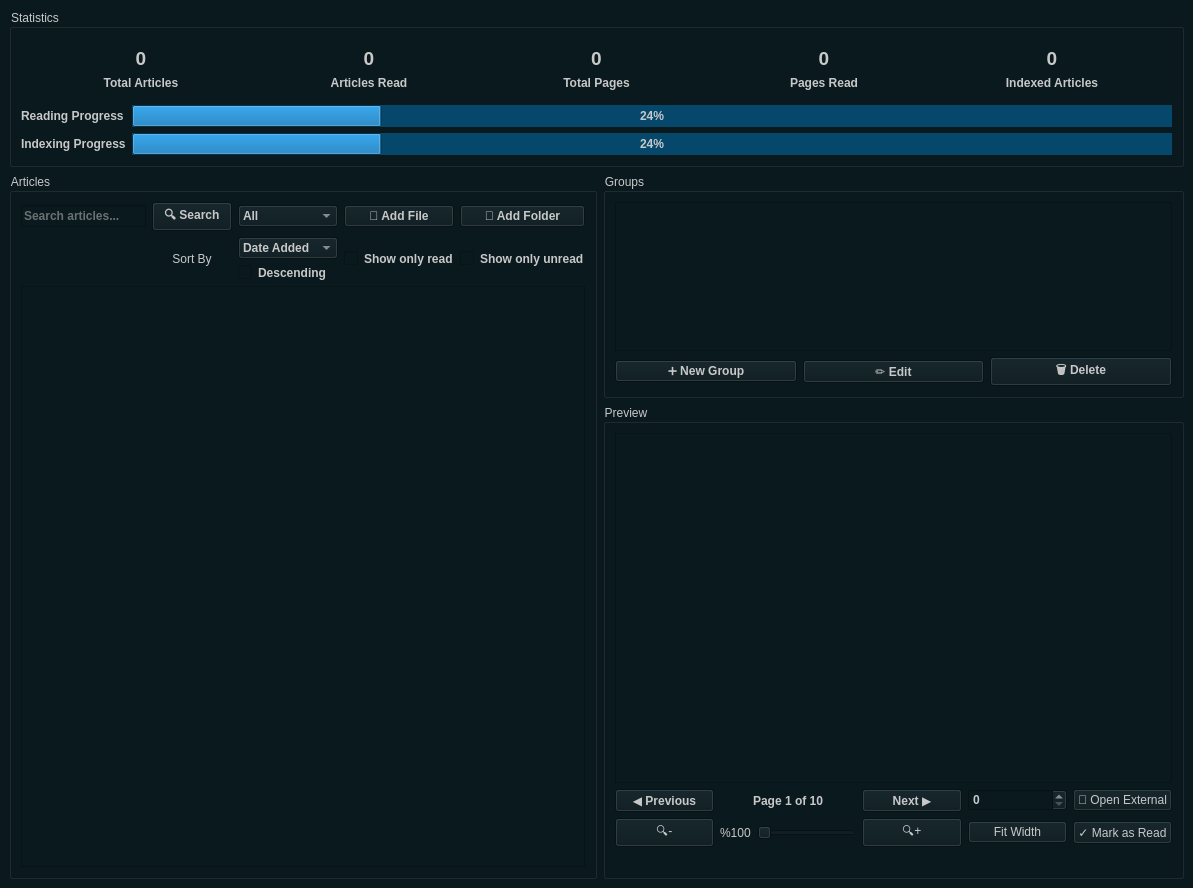
Above: ui.ui from iEmreM/Readticle before the change. Below: the same form after it.
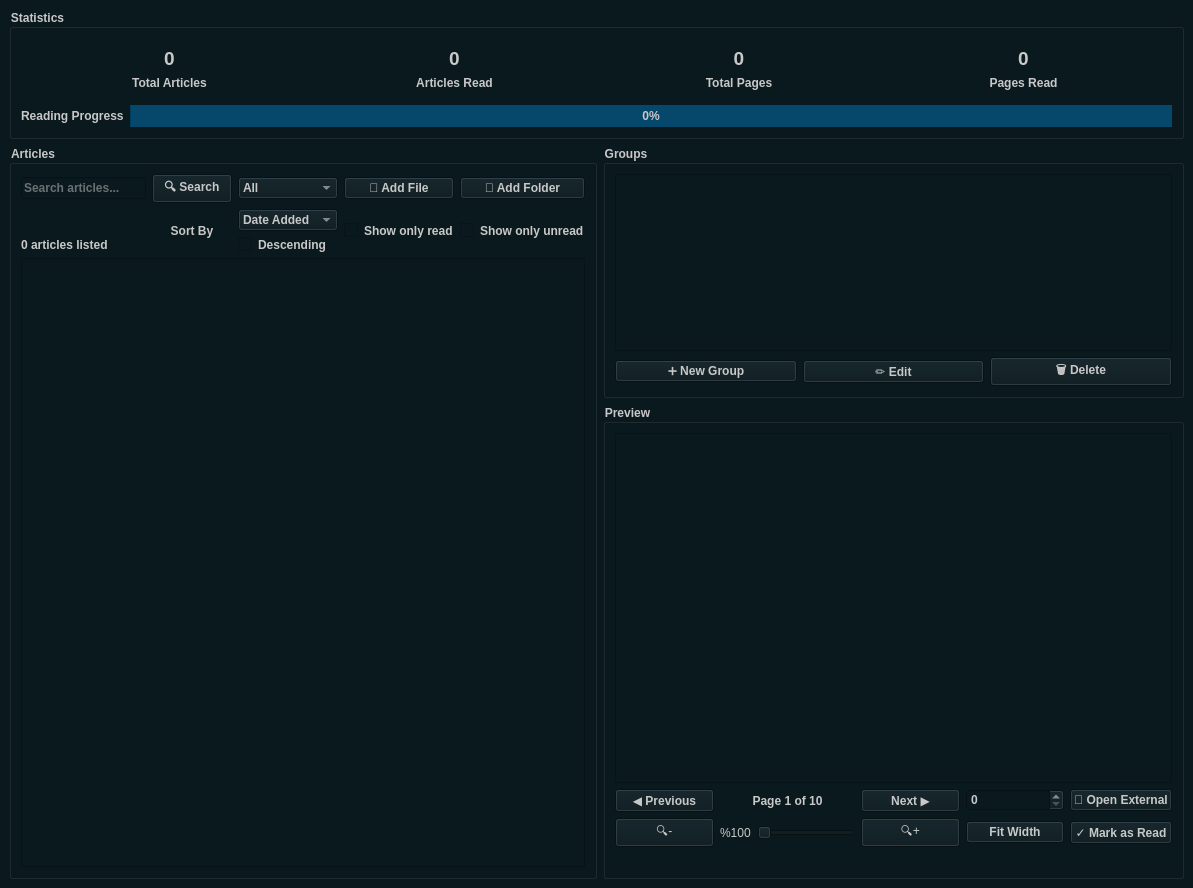
That is the form after the change.

The edit to the form file:
```diff
--- a/ui.ui
+++ b/ui.ui
@@ -22,26 +22,26 @@
    <layout class="QGridLayout" name="gridLayout">
     <item row="0" column="0" colspan="2">
      <widget class="QGroupBox" name="statisticsgroupBox">
+      <property name="font">
+       <font>
+        <weight>75</weight>
+        <bold>true</bold>
+       </font>
+      </property>
       <property name="title">
        <string>Statistics</string>
       </property>
       <layout class="QGridLayout" name="gridLayout_2">
-       <item row="2" column="1">
-        <widget class="QProgressBar" name="indexingprogressBar">
+       <item row="1" column="0">
+        <widget class="QLabel" name="label_5">
          <property name="font">
           <font>
            <weight>75</weight>
            <bold>true</bold>
           </font>
          </property>
-         <property name="styleSheet">
-          <string notr="true">background-color: rgb(6, 72, 107);</string>
-         </property>
-         <property name="value">
-          <number>24</number>
-         </property>
-         <property name="alignment">
-          <set>Qt::AlignCenter</set>
+         <property name="text">
+          <string>Reading Progress</string>
          </property>
         </widget>
        </item>
@@ -60,7 +60,7 @@
           <string notr="true">background-color: rgb(6, 72, 107);</string>
          </property>
          <property name="value">
-          <number>24</number>
+          <number>0</number>
          </property>
          <property name="alignment">
           <set>Qt::AlignCenter</set>
@@ -76,101 +76,9 @@
          </property>
         </widget>
        </item>
-       <item row="1" column="0">
-        <widget class="QLabel" name="label_5">
-         <property name="font">
-          <font>
-           <weight>75</weight>
-           <bold>true</bold>
-          </font>
-         </property>
-         <property name="text">
-          <string>Reading Progress</string>
-         </property>
-        </widget>
-       </item>
-       <item row="2" column="0">
-        <widget class="QLabel" name="label_6">
-         <property name="font">
-          <font>
-           <weight>75</weight>
-           <bold>true</bold>
-          </font>
-         </property>
-         <property name="text">
-          <string>Indexing Progress</string>
-         </property>
-        </widget>
-       </item>
        <item row="0" column="0" colspan="2">
         <widget class="QWidget" name="widget" native="true">
          <layout class="QGridLayout" name="gridLayout_3">
-          <item row="0" column="0">
-           <widget class="QLabel" name="totalArticleslabel">
-            <property name="font">
-             <font>
-              <pointsize>14</pointsize>
-              <weight>75</weight>
-              <bold>true</bold>
-             </font>
-            </property>
-            <property name="text">
-             <string>0</string>
-            </property>
-            <property name="alignment">
-             <set>Qt::AlignCenter</set>
-            </property>
-           </widget>
-          </item>
-          <item row="1" column="0">
-           <widget class="QLabel" name="label">
-            <property name="font">
-             <font>
-              <weight>75</weight>
-              <bold>true</bold>
-             </font>
-            </property>
-            <property name="text">
-             <string>Total Articles</string>
-            </property>
-            <property name="alignment">
-             <set>Qt::AlignCenter</set>
-            </property>
-           </widget>
-          </item>
-          <item row="1" column="4">
-           <widget class="QLabel" name="label_4">
-            <property name="font">
-             <font>
-              <weight>75</weight>
-              <bold>true</bold>
-             </font>
-            </property>
-            <property name="text">
-             <string>Indexed Articles</string>
-            </property>
-            <property name="alignment">
-             <set>Qt::AlignCenter</set>
-            </property>
-           </widget>
-          </item>
-          <item row="0" column="1">
-           <widget class="QLabel" name="articlesReadlabel">
-            <property name="font">
-             <font>
-              <pointsize>14</pointsize>
-              <weight>75</weight>
-              <bold>true</bold>
-             </font>
-            </property>
-            <property name="text">
-             <string>0</string>
-            </property>
-            <property name="alignment">
-             <set>Qt::AlignCenter</set>
-            </property>
-           </widget>
-          </item>
           <item row="0" column="2">
            <widget class="QLabel" name="totalPageslabel">
             <property name="font">
@@ -204,8 +112,8 @@
             </property>
            </widget>
           </item>
-          <item row="0" column="4">
-           <widget class="QLabel" name="indexedArticleslabel">
+          <item row="0" column="0">
+           <widget class="QLabel" name="totalArticleslabel">
             <property name="font">
              <font>
               <pointsize>14</pointsize>
@@ -221,6 +129,22 @@
             </property>
            </widget>
           </item>
+          <item row="1" column="0">
+           <widget class="QLabel" name="label">
+            <property name="font">
+             <font>
+              <weight>75</weight>
+              <bold>true</bold>
+             </font>
+            </property>
+            <property name="text">
+             <string>Total Articles</string>
+            </property>
+            <property name="alignment">
+             <set>Qt::AlignCenter</set>
+            </property>
+           </widget>
+          </item>
           <item row="1" column="1">
            <widget class="QLabel" name="label_2">
             <property name="font">
@@ -253,6 +177,23 @@
             </property>
            </widget>
           </item>
+          <item row="0" column="1">
+           <widget class="QLabel" name="articlesReadlabel">
+            <property name="font">
+             <font>
+              <pointsize>14</pointsize>
+              <weight>75</weight>
+              <bold>true</bold>
+             </font>
+            </property>
+            <property name="text">
+             <string>0</string>
+            </property>
+            <property name="alignment">
+             <set>Qt::AlignCenter</set>
+            </property>
+           </widget>
+          </item>
           <item row="0" column="3">
            <widget class="QLabel" name="pagesReadlabel">
             <property name="font">
@@ -278,6 +219,12 @@
     </item>
     <item row="3" column="1">
      <widget class="QGroupBox" name="previewgroupBox">
+      <property name="font">
+       <font>
+        <weight>75</weight>
+        <bold>true</bold>
+       </font>
+      </property>
       <property name="title">
        <string>Preview</string>
       </property>
@@ -366,6 +313,12 @@
        </item>
        <item row="3" column="4">
         <widget class="QPushButton" name="fitWidthpushButton">
+         <property name="font">
+          <font>
+           <weight>75</weight>
+           <bold>true</bold>
+          </font>
+         </property>
          <property name="cursor">
           <cursorShape>PointingHandCursor</cursorShape>
          </property>
@@ -455,7 +408,7 @@
            <rect>
             <x>0</x>
             <y>0</y>
-            <width>502</width>
+            <width>508</width>
             <height>348</height>
            </rect>
           </property>
@@ -486,6 +439,12 @@
        </item>
        <item row="2" column="5">
         <widget class="QPushButton" name="openExternalpushButton">
+         <property name="font">
+          <font>
+           <weight>75</weight>
+           <bold>true</bold>
+          </font>
+         </property>
          <property name="cursor">
           <cursorShape>PointingHandCursor</cursorShape>
          </property>
@@ -496,6 +455,12 @@
        </item>
        <item row="3" column="5">
         <widget class="QPushButton" name="markAsReadpushButton">
+         <property name="font">
+          <font>
+           <weight>75</weight>
+           <bold>true</bold>
+          </font>
+         </property>
          <property name="cursor">
           <cursorShape>PointingHandCursor</cursorShape>
          </property>
@@ -509,6 +474,12 @@
     </item>
     <item row="2" column="0" rowspan="2">
      <widget class="QGroupBox" name="articlesgroupBox">
+      <property name="font">
+       <font>
+        <weight>75</weight>
+        <bold>true</bold>
+       </font>
+      </property>
       <property name="title">
        <string>Articles</string>
       </property>
@@ -618,6 +589,24 @@
            <bold>false</bold>
           </font>
          </property>
+         <property name="styleSheet">
+          <string notr="true">QListWidget::item {
+	background-color: rgb(20, 35, 40);
+    border: 1px solid rgb(80, 80, 80);
+    border-radius: 6px;
+	padding: 12px;
+    margin: 3px;
+    min-height: 50px;
+    }
+    QListWidget::item:hover {
+     	background-color: rgb(25, 45, 50);
+        border: 1px solid rgb(120, 120, 120);
+    }
+    QListWidget::item:selected {
+        background-color: rgb(30, 60, 80);
+        border: 2px solid rgb(52, 152, 219);
+}</string>
+         </property>
         </widget>
        </item>
        <item row="0" column="2">
@@ -654,7 +643,7 @@
         </widget>
        </item>
        <item row="2" column="2">
-        <widget class="QCheckBox" name="checkBox">
+        <widget class="QCheckBox" name="descendingcheckBox">
          <property name="font">
           <font>
            <weight>75</weight>
@@ -668,6 +657,12 @@
        </item>
        <item row="1" column="1" rowspan="2">
         <widget class="QLabel" name="label_8">
+         <property name="font">
+          <font>
+           <weight>75</weight>
+           <bold>true</bold>
+          </font>
+         </property>
          <property name="text">
           <string>Sort By</string>
          </property>
@@ -705,11 +700,33 @@
          </property>
         </widget>
        </item>
+       <item row="1" column="0" rowspan="2">
+        <widget class="QLabel" name="articleNumlabel">
+         <property name="font">
+          <font>
+           <weight>75</weight>
+           <bold>true</bold>
+          </font>
+         </property>
+         <property name="text">
+          <string>0 articles listed</string>
+         </property>
+         <property name="alignment">
+          <set>Qt::AlignBottom|Qt::AlignLeading|Qt::AlignLeft</set>
+         </property>
+        </widget>
+       </item>
       </layout>
      </widget>
     </item>
     <item row="2" column="1">
      <widget class="QGroupBox" name="groupsgroupBox">
+      <property name="font">
+       <font>
+        <weight>75</weight>
+        <bold>true</bold>
+       </font>
+      </property>
       <property name="title">
        <string>Groups</string>
       </property>
@@ -770,6 +787,24 @@
            <bold>false</bold>
           </font>
          </property>
+         <property name="styleSheet">
+          <string notr="true">QListWidget::item {
+                background-color: rgb(20, 35, 40);
+                border: 1px solid rgb(80, 80, 80);
+                border-radius: 6px;
+                padding: 8px;
+                margin: 2px;
+                min-height: 30px;
+            }
+            QListWidget::item:hover {
+                background-color: rgb(25, 45, 50);
+                border: 1px solid rgb(120, 120, 120);
+            }
+            QListWidget::item:selected {
+                background-color: rgb(30, 60, 80);
+                border: 2px solid rgb(52, 152, 219);
+            }</string>
+         </property>
         </widget>
        </item>
       </layout>
```
